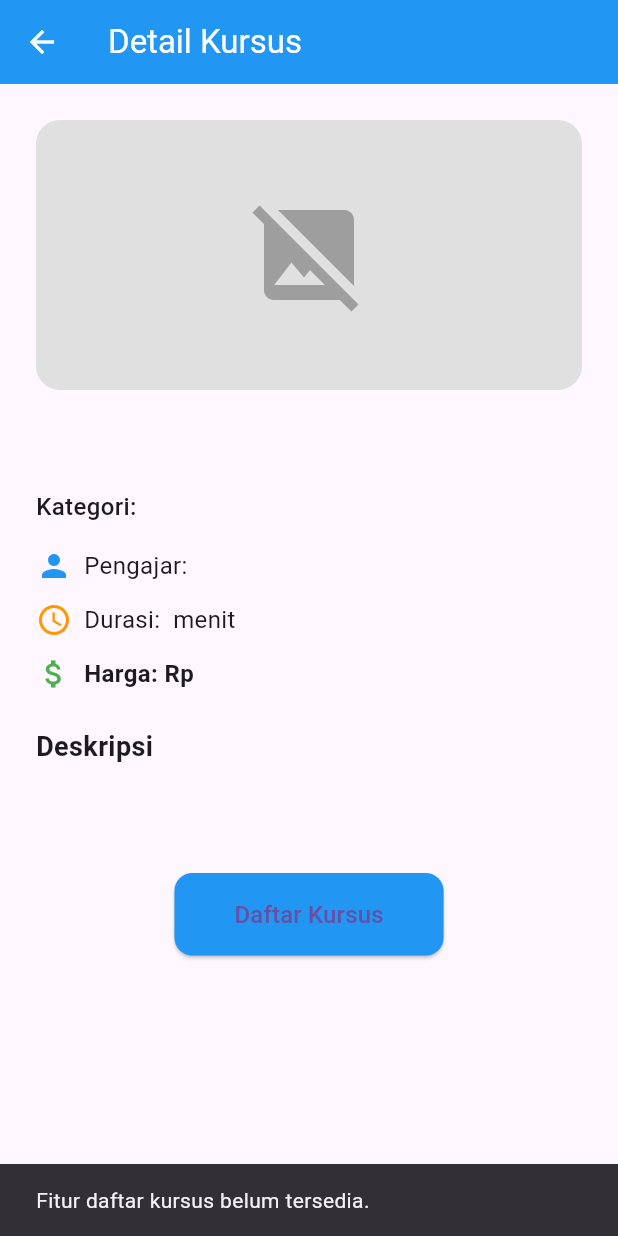
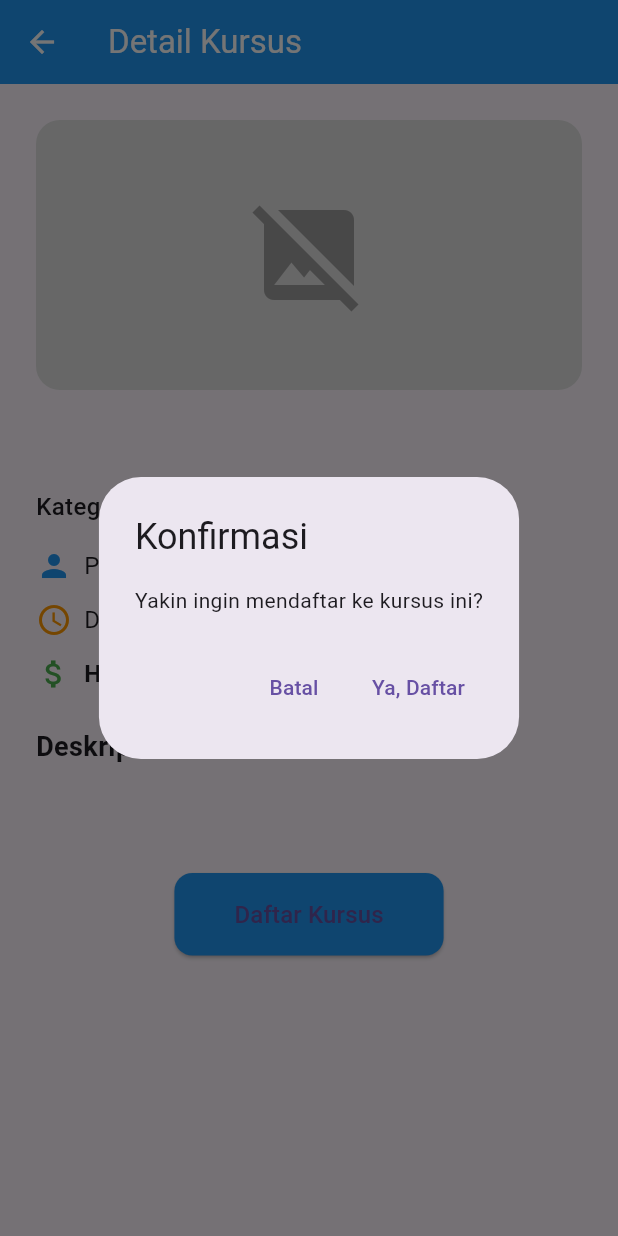
Before and after one commit to NovanTrihananto/praktpm, a Flutter app: the DetailKursusScreen screen opened directly with empty values, after a tap on "Daftar Kursus", on a phone screen of 412 x 824 dp. Run offline on Flutter 3.47's test engine with Material 3 defaults, Android fonts, the phone set to English and light mode, and no system bars; our stand-ins replace hive, hive_flutter, image_picker, shared_preferences; accounts and stored records are empty; network calls fail.

Commit message:
update lagi yee

```diff
--- a/lib/pages/detail_kursus.dart
+++ b/lib/pages/detail_kursus.dart
@@ -1,9 +1,15 @@
 import 'package:flutter/material.dart';
+import 'package:tpmteori/service/kursus_service.dart';
 
 class DetailKursusScreen extends StatelessWidget {
   final Map<String, dynamic> kursus;
+  final int userId; // Diterima dari halaman sebelumnya
 
-  const DetailKursusScreen({super.key, required this.kursus});
+  const DetailKursusScreen({
+    super.key,
+    required this.kursus,
+    required this.userId,
+  });
 
   @override
   Widget build(BuildContext context) {
@@ -14,6 +20,7 @@ class DetailKursusScreen extends StatelessWidget {
     final imageUrl = kursus['Img'];
     final deskripsi = kursus['Deskripsi'] ?? '-';
     final kategori = kursus['Kategori'] ?? '-';
+    final kursusId = kursus['id']; // Pastikan sesuai backend
 
     return Scaffold(
       appBar: AppBar(
@@ -120,15 +127,52 @@ class DetailKursusScreen extends StatelessWidget {
 
             const SizedBox(height: 40),
 
-            // Tombol Daftar (placeholder)
+            // Tombol Daftar Kursus
             Center(
               child: ElevatedButton(
-                onPressed: () {
-                  ScaffoldMessenger.of(context).showSnackBar(
-                    const SnackBar(
-                      content: Text('Fitur daftar kursus belum tersedia.'),
+                onPressed: () async {
+                  final confirm = await showDialog<bool>(
+                    context: context,
+                    builder: (ctx) => AlertDialog(
+                      title: const Text('Konfirmasi'),
+                      content: const Text(
+                          'Yakin ingin mendaftar ke kursus ini?'),
+                      actions: [
+                        TextButton(
+                          onPressed: () => Navigator.pop(ctx, false),
+                          child: const Text('Batal'),
+                        ),
+                        TextButton(
+                          onPressed: () => Navigator.pop(ctx, true),
+                          child: const Text('Ya, Daftar'),
+                        ),
+                      ],
                     ),
                   );
+
+                  if (confirm != true) return;
+
+                  try {
+                    final success = await KursusService()
+                        .daftarKursus(userId, kursusId);
+
+                    ScaffoldMessenger.of(context).showSnackBar(
+                      SnackBar(
+                        content: Text(success
+                            ? 'Berhasil mendaftar kursus.'
+                            : 'Gagal mendaftar kursus.'),
+                        backgroundColor:
+                            success ? Colors.green : Colors.red,
+                      ),
+                    );
+                  } catch (e) {
+                    ScaffoldMessenger.of(context).showSnackBar(
+                      SnackBar(
+                        content: Text('Terjadi kesalahan: $e'),
+                        backgroundColor: Colors.red,
+                      ),
+                    );
+                  }
                 },
                 style: ElevatedButton.styleFrom(
                   backgroundColor: Colors.blue,
```
Also changed, not shown: lib/pages/course_screen.dart (+77 -18 lines), lib/pages/home_page.dart (+31 -6 lines), lib/pages/home_screen.dart (+7 -1 lines), lib/pages/ikutkursus_page.dart (added, +129 -0 lines), lib/pages/login_page.dart (+7 -4 lines), lib/service/kursus_service.dart (+68 -0 lines), lib/service/user_service.dart (+9 -0 lines).
